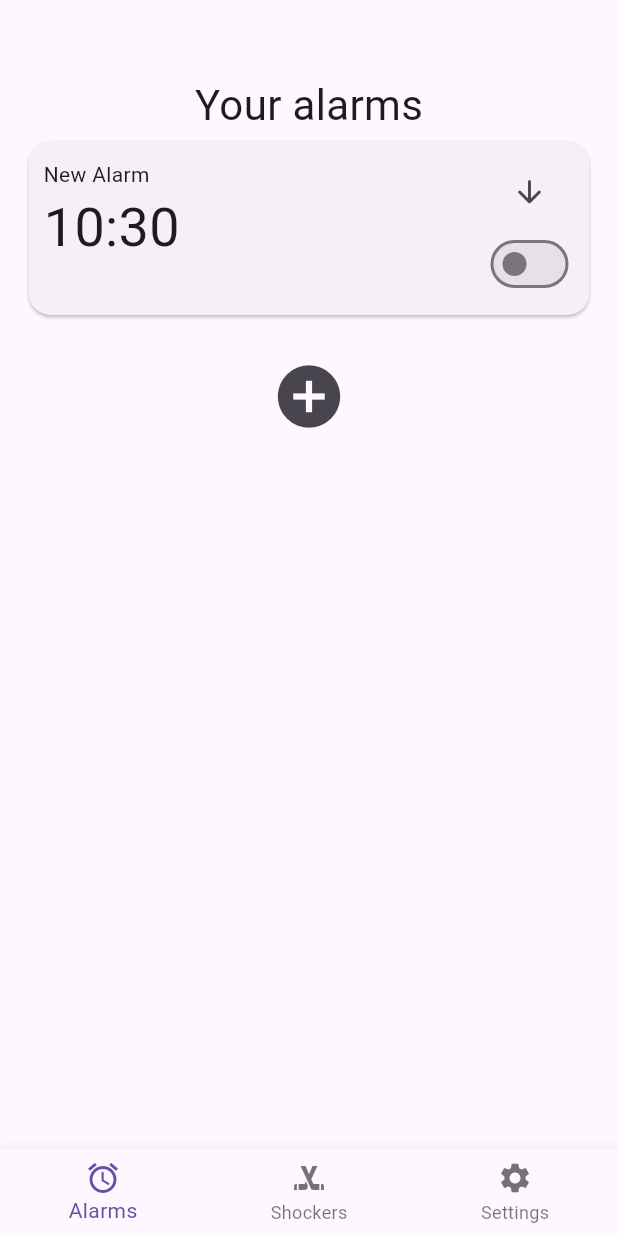
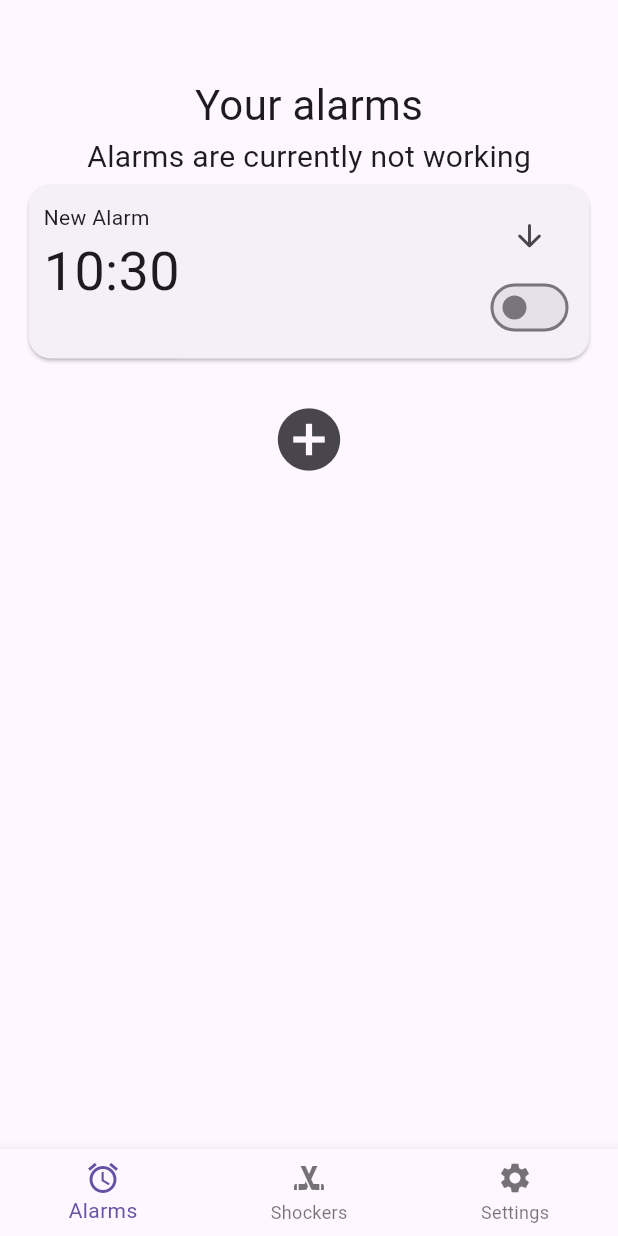
Before and after one commit to abynox/ShockAlarmApp, a Flutter app: the screen it shows after launch, after a tap on the "add circle" icon, on a phone screen of 412 x 824 dp. Run offline on Flutter 3.47's test engine with Material 3 defaults, Android fonts, the phone set to English and light mode, and no system bars; drawn by our look-alikes of dynamic_color; our stand-ins replace flutter_mobx, mobx, permission_handler, shared_preferences, slide_to_act, wakelock_plus; missing offline and left inert: android_alarm_manager_plus.

Commit message:
Add info about alarms

```diff
--- a/lib/screens/home.dart
+++ b/lib/screens/home.dart
@@ -87,6 +87,8 @@ class HomeScreenState extends State<HomeScreen> {
             'Your alarms',
             style: TextStyle(fontSize: 28, color: Theme.of(context).textTheme.headlineMedium?.color),
           ),
+          Text("Alarms are currently not working",
+          style: TextStyle(fontSize: 20),),
           Flexible(
             child: Observer(
               builder: (context) => ListView.builder(
```
